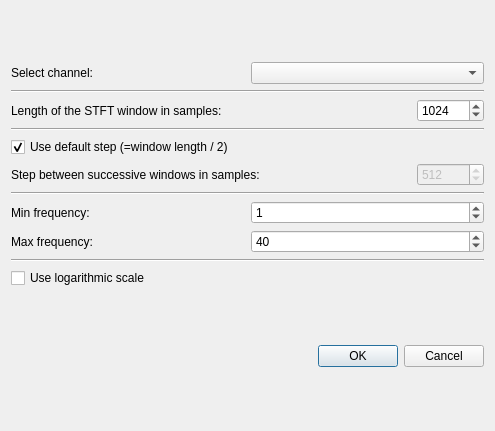
Qt form qt4Designer_ui_files/TFRfromRawDialogUi.ui (cibr-jyu/meggie) before a commit.
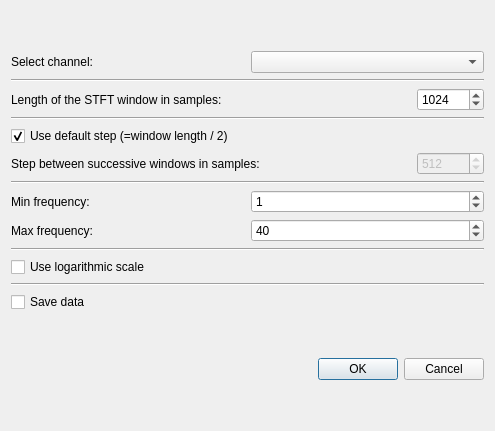
The same form after that commit.

Commit message: Modify one-channel TFR and TFR topology, fix TFR raw save data, clean code, update todo

```diff
--- a/qt4Designer_ui_files/TFRfromRawDialogUi.ui
+++ b/qt4Designer_ui_files/TFRfromRawDialogUi.ui
@@ -212,6 +212,20 @@
        </property>
       </widget>
      </item>
+     <item>
+      <widget class="Line" name="line_4">
+       <property name="orientation">
+        <enum>Qt::Horizontal</enum>
+       </property>
+      </widget>
+     </item>
+     <item>
+      <widget class="QCheckBox" name="checkBoxSaveData">
+       <property name="text">
+        <string>Save data</string>
+       </property>
+      </widget>
+     </item>
     </layout>
    </item>
    <item row="2" column="0">
```
The commit also changes 11 other files.
